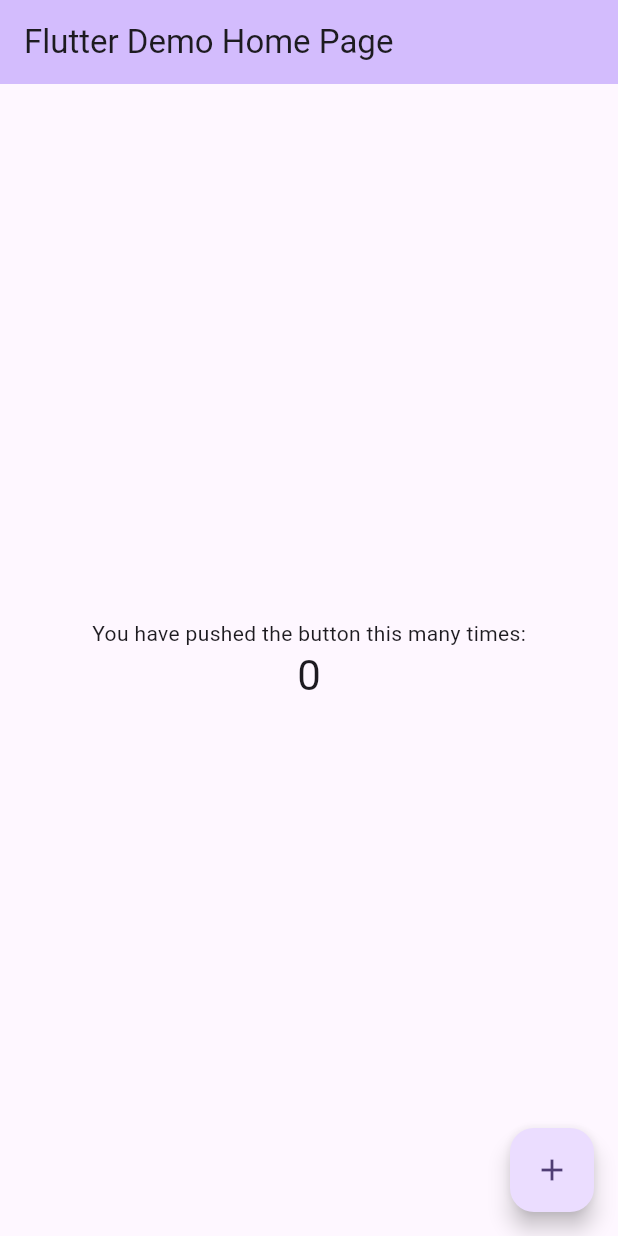
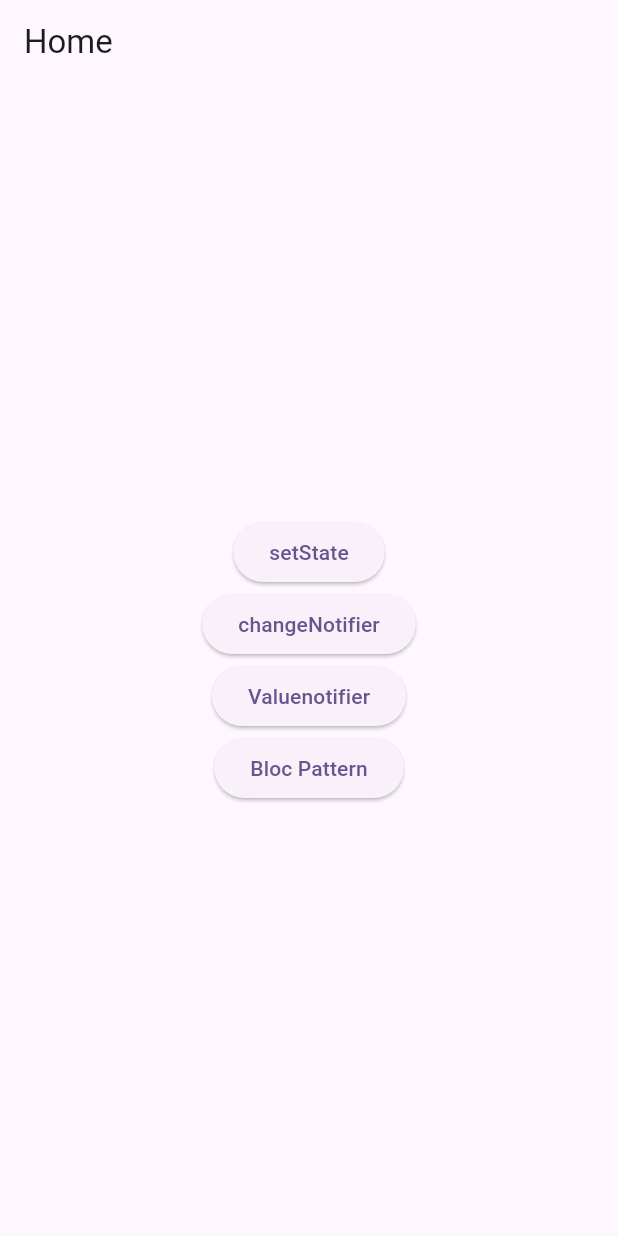
Before and after one commit to Jhonn-y/IMC-calculator-flutter, a Flutter app: the screen it shows after launch, on a phone screen of 412 x 824 dp. Run offline on Flutter 3.47's test engine with Material 3 defaults, Android fonts, the phone set to English and light mode, and no system bars; our stand-ins replace currency_text_input_formatter, syncfusion_flutter_gauges.

Commit message:
IMC no modelo de setState e dependencias

```diff
--- a/analysis_options.yaml
+++ b/analysis_options.yaml
@@ -7,6 +7,11 @@
 
 # The following line activates a set of recommended lints for Flutter apps,
 # packages, and plugins designed to encourage good coding practices.
+analyzer:
+  errors:
+    prefer_const_constructors: ignore ignore ignore
+    file_names: ignore
+    prefer_const_literals_to_create_immutables: ignore
 include: package:flutter_lints/flutter.yaml
 
 linter:
--- /dev/null
+++ b/lib/home.dart
@@ -0,0 +1,48 @@
+import 'package:flutter/material.dart';
+import 'package:imc_calculator/setState/imc_setState.dart';
+
+class Home extends StatelessWidget {
+  const Home({super.key});
+
+  void _goToPage(BuildContext context, Widget page) {
+    Navigator.of(context).push(
+      MaterialPageRoute(
+        builder: (context) => page,
+      ),
+    );
+
+  }
+
+  @override
+  Widget build(BuildContext context) {
+    return Scaffold(
+      appBar: AppBar(
+        title: Text('Home'),
+      ),
+      body: Center(
+        child: Column(
+          mainAxisAlignment: MainAxisAlignment.center,
+          children:[
+            ElevatedButton(onPressed: (){
+              _goToPage(context, ImcSetstate());
+
+            }, child: Text("setState")),
+            ElevatedButton(onPressed: (){
+
+
+            }, child: Text("changeNotifier")),
+            ElevatedButton(onPressed: (){
+
+
+            }, child: Text("Valuenotifier")),
+            ElevatedButton(onPressed: (){
+
+
+            }, child: Text("Bloc Pattern")),
+
+          ],
+      ),
+      ),
+    );
+  }
+}
--- a/lib/main.dart
+++ b/lib/main.dart
@@ -1,4 +1,5 @@
 import 'package:flutter/material.dart';
+import 'package:imc_calculator/home.dart';
 
 void main() {
   runApp(const MyApp());
@@ -7,119 +8,15 @@ void main() {
 class MyApp extends StatelessWidget {
   const MyApp({super.key});
 
-  // This widget is the root of your application.
   @override
   Widget build(BuildContext context) {
     return MaterialApp(
       title: 'Flutter Demo',
       theme: ThemeData(
-        // This is the theme of your application.
-        //
-        // TRY THIS: Try running your application with "flutter run". You'll see
-        // the application has a purple toolbar. Then, without quitting the app,
-        // try changing the seedColor in the colorScheme below to Colors.green
-        // and then invoke "hot reload" (save your changes or press the "hot
-        // reload" button in a Flutter-supported IDE, or press "r" if you used
-        // the command line to start the app).
-        //
-        // Notice that the counter didn't reset back to zero; the application
-        // state is not lost during the reload. To reset the state, use hot
-        // restart instead.
-        //
-        // This works for code too, not just values: Most code changes can be
-        // tested with just a hot reload.
         colorScheme: ColorScheme.fromSeed(seedColor: Colors.deepPurple),
         useMaterial3: true,
       ),
-      home: const MyHomePage(title: 'Flutter Demo Home Page'),
+      home: Home(),
     );
   }
 }
-
-class MyHomePage extends StatefulWidget {
-  const MyHomePage({super.key, required this.title});
-
-  // This widget is the home page of your application. It is stateful, meaning
-  // that it has a State object (defined below) that contains fields that affect
-  // how it looks.
-
-  // This class is the configuration for the state. It holds the values (in this
-  // case the title) provided by the parent (in this case the App widget) and
-  // used by the build method of the State. Fields in a Widget subclass are
-  // always marked "final".
-
-  final String title;
-
-  @override
-  State<MyHomePage> createState() => _MyHomePageState();
-}
-
-class _MyHomePageState extends State<MyHomePage> {
-  int _counter = 0;
-
-  void _incrementCounter() {
-    setState(() {
-      // This call to setState tells the Flutter framework that something has
-      // changed in this State, which causes it to rerun the build method below
-      // so that the display can reflect the updated values. If we changed
-      // _counter without calling setState(), then the build method would not be
-      // called again, and so nothing would appear to happen.
-      _counter++;
-    });
-  }
-
-  @override
-  Widget build(BuildContext context) {
-    // This method is rerun every time setState is called, for instance as done
-    // by the _incrementCounter method above.
-    //
-    // The Flutter framework has been optimized to make rerunning build methods
-    // fast, so that you can just rebuild anything that needs updating rather
-    // than having to individually change instances of widgets.
-    return Scaffold(
-      appBar: AppBar(
-        // TRY THIS: Try changing the color here to a specific color (to
-        // Colors.amber, perhaps?) and trigger a hot reload to see the AppBar
-        // change color while the other colors stay the same.
-        backgroundColor: Theme.of(context).colorScheme.inversePrimary,
-        // Here we take the value from the MyHomePage object that was created by
-        // the App.build method, and use it to set our appbar title.
-        title: Text(widget.title),
-      ),
-      body: Center(
-        // Center is a layout widget. It takes a single child and positions it
-        // in the middle of the parent.
-        child: Column(
-          // Column is also a layout widget. It takes a list of children and
-          // arranges them vertically. By default, it sizes itself to fit its
-          // children horizontally, and tries to be as tall as its parent.
-          //
-          // Column has various properties to control how it sizes itself and
-          // how it positions its children. Here we use mainAxisAlignment to
-          // center the children vertically; the main axis here is the vertical
-          // axis because Columns are vertical (the cross axis would be
-          // horizontal).
-          //
-          // TRY THIS: Invoke "debug painting" (choose the "Toggle Debug Paint"
-          // action in the IDE, or press "p" in the console), to see the
-          // wireframe for each widget.
-          mainAxisAlignment: MainAxisAlignment.center,
-          children: <Widget>[
-            const Text(
-              'You have pushed the button this many times:',
-            ),
-            Text(
-              '$_counter',
-              style: Theme.of(context).textTheme.headlineMedium,
-            ),
-          ],
-        ),
-      ),
-      floatingActionButton: FloatingActionButton(
-        onPressed: _incrementCounter,
-        tooltip: 'Increment',
-        child: const Icon(Icons.add),
-      ), // This trailing comma makes auto-formatting nicer for build methods.
-    );
-  }
-}
--- a/pubspec.yaml
+++ b/pubspec.yaml
@@ -30,7 +30,9 @@ environment:
 dependencies:
   flutter:
     sdk: flutter
-
+  syncfusion_flutter_gauges: ^27.1.52
+  currency_text_input_formatter: ^2.2.5
+  intl: ^0.19.0
 
   # The following adds the Cupertino Icons font to your application.
   # Use with the CupertinoIcons class for iOS style icons.
```
Also changed, not shown: lib/setState/imc_setState.dart (added, +172 -0 lines), lib/widgets/imc_gauge_range.dart (added, +22 -0 lines).
